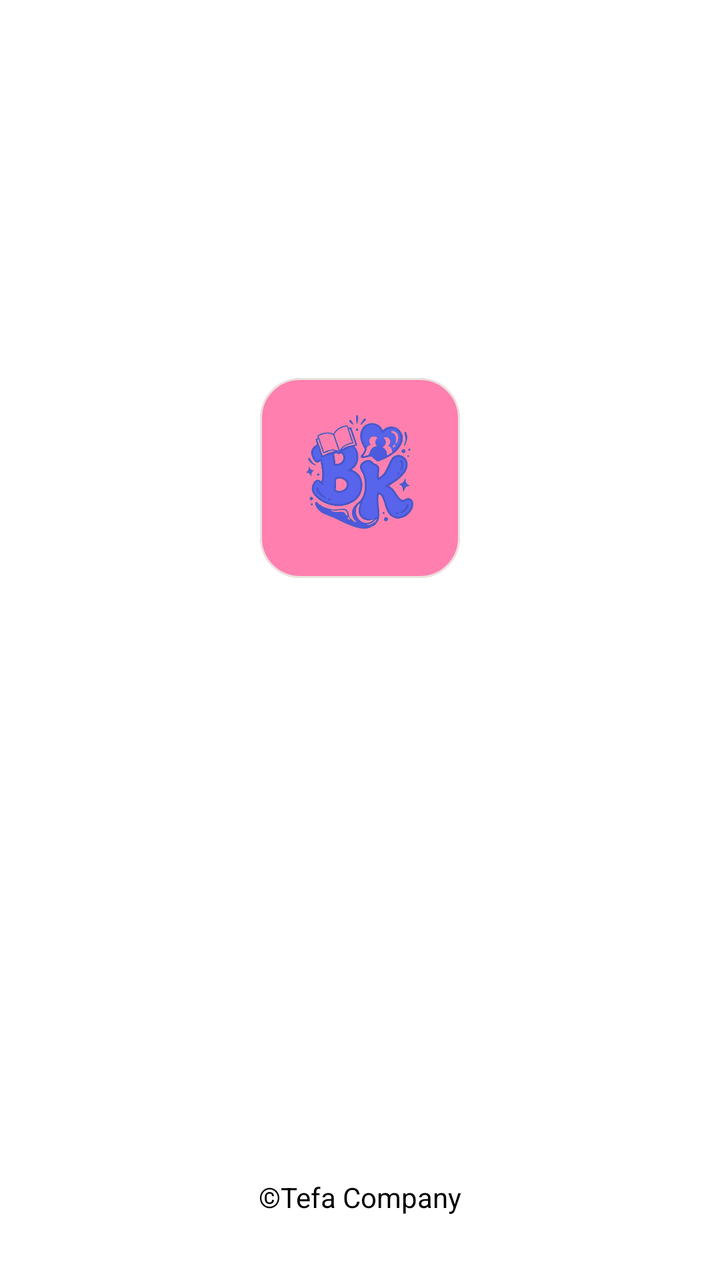
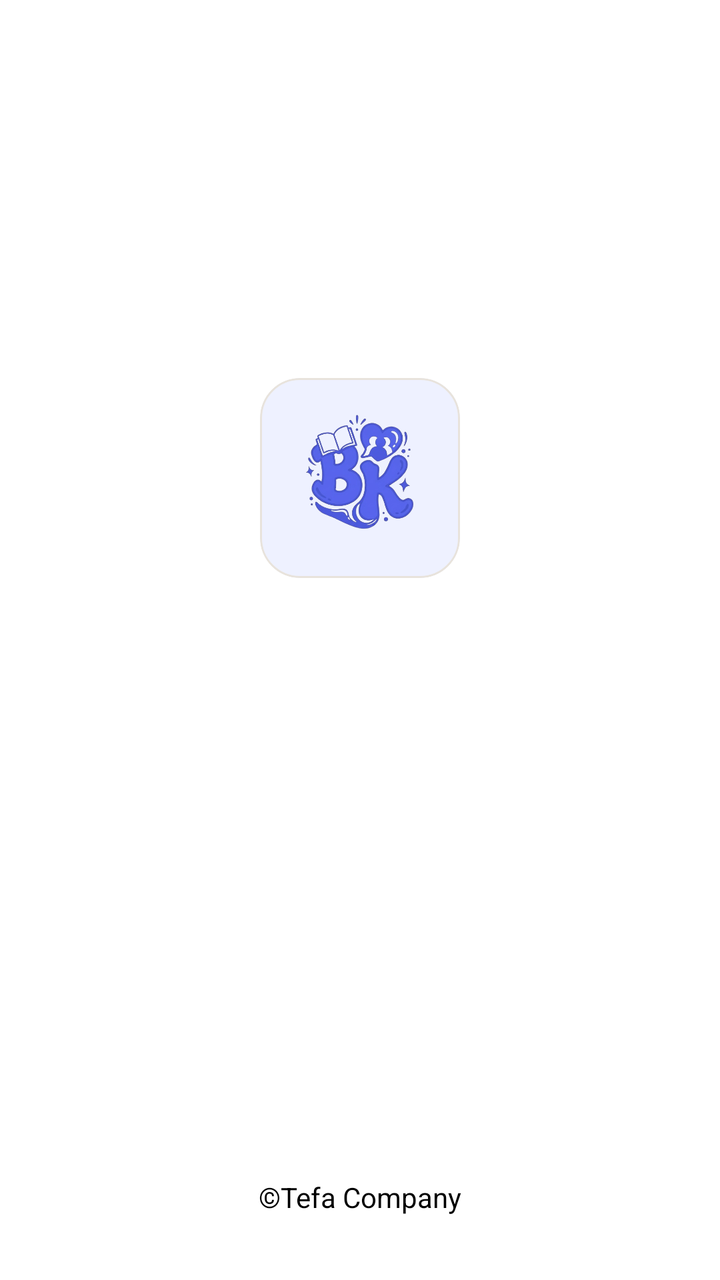

An Android layout rendered at two revisions. The XML below is the earlier revision; the diff shows what the commit changed to produce the second picture.
<!-- AndroidManifest.xml: application theme Theme.BkNova -->
<!-- res/layout/activity_splash.xml -->
<?xml version="1.0" encoding="utf-8"?>
<androidx.constraintlayout.widget.ConstraintLayout xmlns:android="http://schemas.android.com/apk/res/android"
    xmlns:app="http://schemas.android.com/apk/res-auto"
    xmlns:tools="http://schemas.android.com/tools"
    android:layout_width="match_parent"
    android:layout_height="match_parent"
    android:background="@android:color/white">

    
    <com.google.android.material.card.MaterialCardView
        android:id="@+id/logo_container"
        android:layout_width="100dp"
        android:layout_height="100dp"
        app:cardBackgroundColor="@color/accent_pink"
        app:cardCornerRadius="20dp"
        app:layout_constraintBottom_toBottomOf="parent"
        app:layout_constraintEnd_toEndOf="parent"
        app:layout_constraintStart_toStartOf="parent"
        app:layout_constraintTop_toTopOf="parent"
        app:layout_constraintVertical_bias="0.35">

        <ImageView
            android:id="@+id/logo"
            android:layout_width="85dp"
            android:layout_height="85dp"
            android:layout_gravity="center"
            android:src="@drawable/logo2"
            tools:ignore="ContentDescription" />

    </com.google.android.material.card.MaterialCardView>



    
    <TextView
        android:layout_width="wrap_content"
        android:layout_height="wrap_content"
        android:layout_marginBottom="32dp"
        android:text="©Tefa Company"
        android:textColor="@android:color/black"
        app:layout_constraintBottom_toBottomOf="parent"
        app:layout_constraintEnd_toEndOf="parent"
        app:layout_constraintStart_toStartOf="parent" />

</androidx.constraintlayout.widget.ConstraintLayout>
<!-- resources referenced by this layout -->
<resources>
  <color name="accent_pink">#FF7FAF</color>
  <!-- drawable logo2: png bitmap (drawable, 141915 bytes) -->
  <style name="Theme.BkNova" parent="Base.Theme.BkNova" />
  <style name="Base.Theme.BkNova" parent="Theme.Material3.Light.NoActionBar">
  
          
          <item name="colorPrimary">@color/brand_primary</item>
          <item name="colorOnPrimary">@color/white</item>
          <item name="colorPrimaryContainer">@color/brand_soft</item>
          <item name="colorOnPrimaryContainer">@color/text_color_primary</item>
  
          <item name="colorSecondary">@color/accent_pink</item>
          
          <item name="colorOnSecondary">@color/text_color_primary</item>
          <item name="colorSecondaryContainer">@color/accent_pink_soft</item>
          <item name="colorOnSecondaryContainer">@color/text_color_primary</item>
  
          <item name="colorTertiary">@color/accent_peach</item>
          <item name="colorOnTertiary">@color/text_color_primary</item>
          <item name="colorTertiaryContainer">@color/accent_peach_soft</item>
          <item name="colorOnTertiaryContainer">@color/text_color_primary</item>
  
          <item name="colorSurface">@color/white</item>
          <item name="colorOnSurface">@color/text_color_primary</item>
          <item name="colorSurfaceVariant">@color/background_cream</item>
          <item name="colorOnSurfaceVariant">@color/text_color_secondary</item>
          <item name="android:colorBackground">@color/background_cream</item>
          <item name="colorOnBackground">@color/text_color_primary</item>
  
          <item name="colorOutline">@color/divider_color</item>
          <item name="colorOutlineVariant">@color/divider_color</item>
  
          <item name="colorError">@color/red_text</item>
          <item name="colorOnError">@color/white</item>
          <item name="colorErrorContainer">@color/red_light</item>
          <item name="colorOnErrorContainer">@color/red_text</item>
  
          <item name="android:windowBackground">@color/background_cream</item>
  
          
          <item name="android:statusBarColor">@android:color/transparent</item>
          <item name="android:navigationBarColor">@android:color/transparent</item>
          <item name="android:windowLightStatusBar">true</item>
          
          <item name="android:enforceNavigationBarContrast" tools:targetApi="q">false</item>
          <item name="android:enforceStatusBarContrast" tools:targetApi="q">false</item>
      </style>
  <color name="brand_primary">#5561F4</color>
  <color name="white">#FFFFFFFF</color>
  <color name="brand_soft">#F0E6FC</color>
  <color name="text_color_primary">#2A1E33</color>
  <color name="accent_pink_soft">#FFECF3</color>
  <color name="accent_peach">#FFC6BF</color>
  <color name="accent_peach_soft">#FFE8E5</color>
  <color name="background_cream">#F8F7F2</color>
  <color name="text_color_secondary">#6B5E75</color>
  <color name="divider_color">#E8E3DC</color>
  <color name="red_text">#DC2626</color>
  <color name="red_light">#FEE2E2</color>
</resources>

<!-- the commit's change to res/layout/activity_splash.xml (unified diff, before → after) -->
@@ -11,7 +11,7 @@
         android:id="@+id/logo_container"
         android:layout_width="100dp"
         android:layout_height="100dp"
-        app:cardBackgroundColor="@color/accent_pink"
+        app:cardBackgroundColor="#EEF1FF"
         app:cardCornerRadius="20dp"
         app:layout_constraintBottom_toBottomOf="parent"
         app:layout_constraintEnd_toEndOf="parent"
